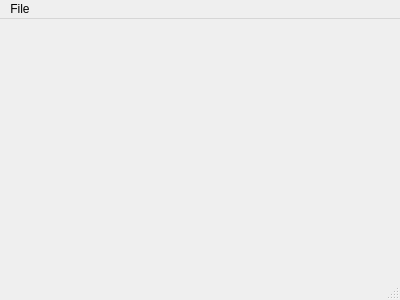
Above: qt/mainwindow.ui from gwillz/rocks-db before the change. Below: the same form after it.
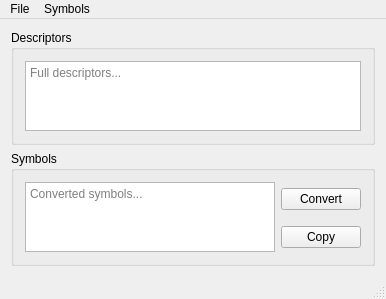
That is the form after the change. Custom widgets are drawn as their Qt base class.

Commit message: Functional qt GUI.

Diff of the .ui file:
```diff
--- a/qt/mainwindow.ui
+++ b/qt/mainwindow.ui
@@ -6,20 +6,84 @@
    <rect>
     <x>0</x>
     <y>0</y>
-    <width>400</width>
-    <height>300</height>
+    <width>369</width>
+    <height>252</height>
    </rect>
   </property>
   <property name="windowTitle">
    <string>MainWindow</string>
   </property>
-  <widget class="QWidget" name="centralWidget"/>
+  <property name="animated">
+   <bool>false</bool>
+  </property>
+  <widget class="QWidget" name="centralWidget">
+   <layout class="QGridLayout" name="gridLayout">
+    <item row="1" column="0">
+     <widget class="QGroupBox" name="groupBox_2">
+      <property name="title">
+       <string>Symbols</string>
+      </property>
+      <layout class="QGridLayout" name="gridLayout_2">
+       <item row="1" column="1">
+        <widget class="QPushButton" name="copyButton">
+         <property name="text">
+          <string>Copy</string>
+         </property>
+        </widget>
+       </item>
+       <item row="0" column="1">
+        <widget class="QPushButton" name="convertButton">
+         <property name="text">
+          <string>Convert</string>
+         </property>
+        </widget>
+       </item>
+       <item row="0" column="0" rowspan="2">
+        <widget class="QTextEdit" name="symbolsEdit">
+         <property name="minimumSize">
+          <size>
+           <width>250</width>
+           <height>0</height>
+          </size>
+         </property>
+         <property name="undoRedoEnabled">
+          <bool>false</bool>
+         </property>
+         <property name="readOnly">
+          <bool>true</bool>
+         </property>
+         <property name="placeholderText">
+          <string>Converted symbols...</string>
+         </property>
+        </widget>
+       </item>
+      </layout>
+     </widget>
+    </item>
+    <item row="0" column="0">
+     <widget class="QGroupBox" name="groupBox">
+      <property name="title">
+       <string>Descriptors</string>
+      </property>
+      <layout class="QHBoxLayout" name="horizontalLayout_3">
+       <item>
+        <widget class="CheekyTextEdit" name="descriptorEdit">
+         <property name="placeholderText">
+          <string>Full descriptors...</string>
+         </property>
+        </widget>
+       </item>
+      </layout>
+     </widget>
+    </item>
+   </layout>
+  </widget>
   <widget class="QMenuBar" name="menuBar">
    <property name="geometry">
     <rect>
      <x>0</x>
      <y>0</y>
-     <width>400</width>
+     <width>369</width>
      <height>20</height>
     </rect>
    </property>
@@ -32,7 +96,15 @@
     <addaction name="separator"/>
     <addaction name="actionQuit"/>
    </widget>
+   <widget class="QMenu" name="menuSymbols">
+    <property name="title">
+     <string>Symbols</string>
+    </property>
+    <addaction name="actionConvert"/>
+    <addaction name="actionCopy"/>
+   </widget>
    <addaction name="menuFile"/>
+   <addaction name="menuSymbols"/>
   </widget>
   <widget class="QStatusBar" name="statusBar"/>
   <action name="actionQuit">
@@ -52,6 +124,16 @@
   </action>
  </widget>
  <layoutdefault spacing="6" margin="11"/>
+ <customwidgets>
+  <customwidget>
+   <class>CheekyTextEdit</class>
+   <extends>QPlainTextEdit</extends>
+   <header>cheekytextedit.h</header>
+   <slots>
+    <signal>enter()</signal>
+   </slots>
+  </customwidget>
+ </customwidgets>
  <resources/>
  <connections>
   <connection>
```
Left out of the diff: 106 changed lines with no effect on the pictures. The commit also changes 6 other files.
